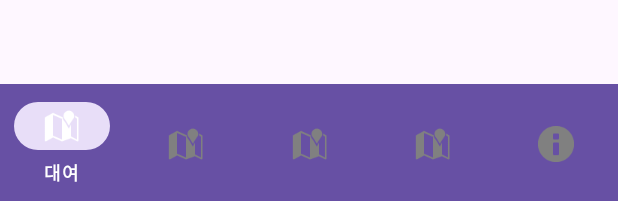
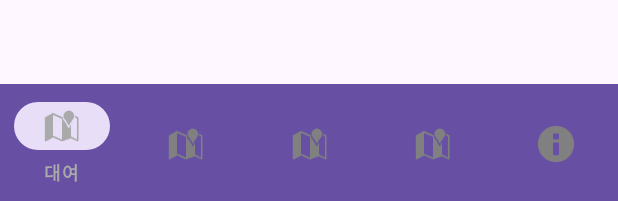
Before and after one commit to ssundori/Gong_Uniform, an Android app: the layout activity_main.xml on its own in the app's theme, with its tools: preview values and no code run, on a phone screen of 412 x 824 dp. Shown: the part 1032-1233 px from the top of the screen. Run offline under Robolectric (Android 15) with nearby library versions, the phone set to English and light mode, and no system bars.

Commit message:
0213 연결확인

```diff
--- a/app/src/main/res/drawable/item_color.xml
+++ b/app/src/main/res/drawable/item_color.xml
@@ -1,5 +1,5 @@
 <?xml version="1.0" encoding="utf-8"?>
 <selector xmlns:android="http://schemas.android.com/apk/res/android">
-    <item android:color="#FFFFFF" android:state_checked="true" /> <!-- 선택된 아이템 색상 -->
+    <item android:color="#AAAAAA" android:state_checked="true" /> <!-- 선택된 아이템 색상 -->
     <item android:color="#808080" /> <!-- 선택되지 않은 아이템 색상 -->
 </selector>
--- a/build.gradle.kts
+++ b/build.gradle.kts
@@ -1,4 +1,4 @@
 // Top-level build file where you can add configuration options common to all sub-projects/modules.
 plugins {
-    id("com.android.application") version "8.2.1" apply false
+    id("com.android.application") version "8.2.2" apply false
 }
```
